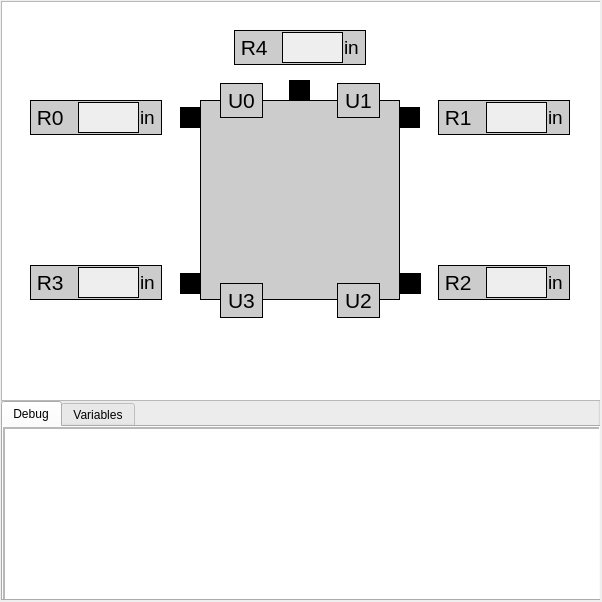
First picture: the form in SECON_Python/mainwindow.ui, repository wnh44/SECON-2018, before the edit.
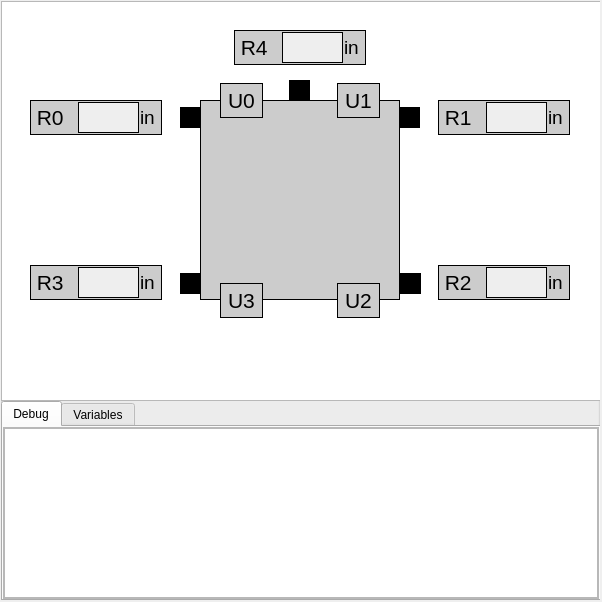
Second picture: the form after the edit.

```diff
--- a/SECON_Python/mainwindow.ui
+++ b/SECON_Python/mainwindow.ui
@@ -56,8 +56,8 @@
         <rect>
          <x>0</x>
          <y>0</y>
-         <width>600</width>
-         <height>175</height>
+         <width>596</width>
+         <height>172</height>
         </rect>
        </property>
        <property name="widgetResizable">
@@ -68,8 +68,8 @@
          <rect>
           <x>0</x>
           <y>0</y>
-          <width>598</width>
-          <height>173</height>
+          <width>594</width>
+          <height>170</height>
          </rect>
         </property>
         <widget class="QTextEdit" name="debugText">
@@ -77,8 +77,8 @@
           <rect>
            <x>0</x>
            <y>0</y>
-           <width>600</width>
-           <height>200</height>
+           <width>594</width>
+           <height>170</height>
           </rect>
          </property>
         </widget>
```
